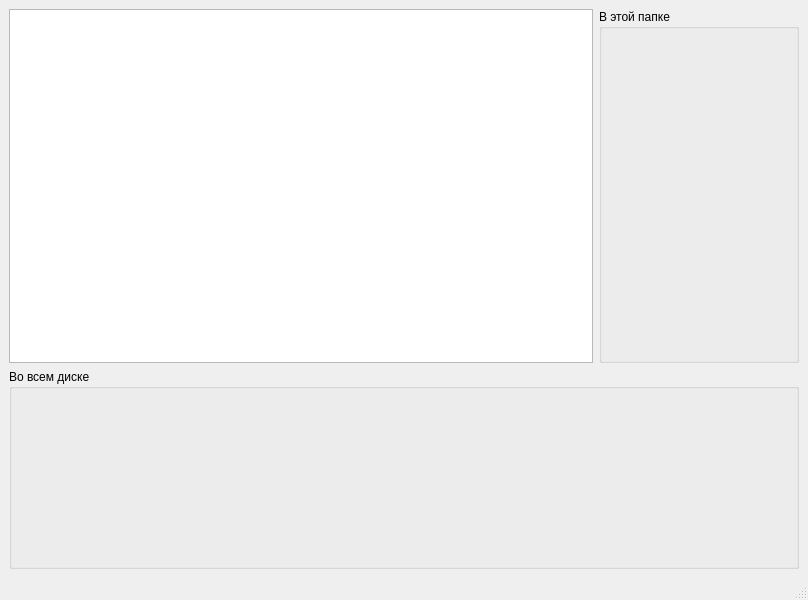
Quirtel/DiskAnalyzer, file forms/diskview.ui: the form before one commit.
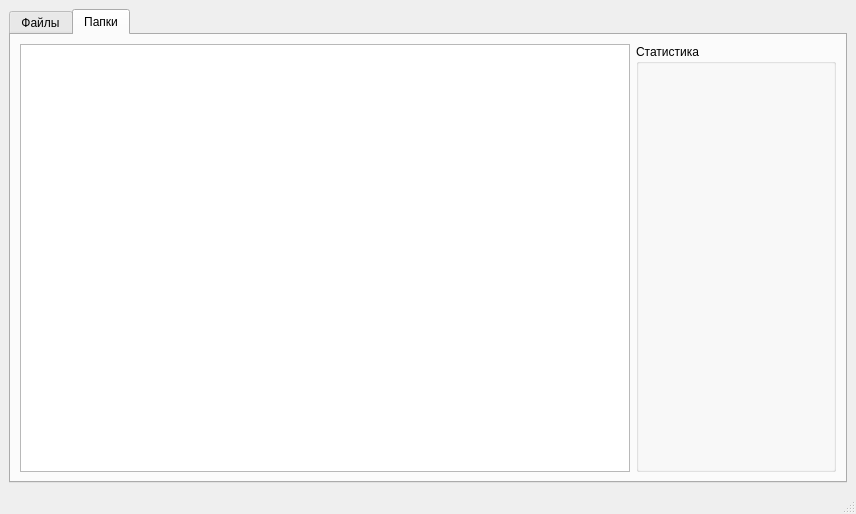
The form after the commit. The open tabs and pages were chosen to show the change.

```diff
--- a/forms/diskview.ui
+++ b/forms/diskview.ui
@@ -6,8 +6,8 @@
    <rect>
     <x>0</x>
     <y>0</y>
-    <width>808</width>
-    <height>600</height>
+    <width>856</width>
+    <height>514</height>
    </rect>
   </property>
   <property name="windowTitle">
@@ -16,6 +16,16 @@
   <widget class="QWidget" name="centralwidget">
    <layout class="QGridLayout" name="gridLayout">
     <item row="0" column="0">
+     <widget class="QTabWidget" name="tabWidget">
+      <property name="currentIndex">
+       <number>0</number>
+      </property>
+      <widget class="QWidget" name="tab_Files">
+       <attribute name="title">
+        <string>Файлы</string>
+       </attribute>
+       <layout class="QGridLayout" name="gridLayout_2">
+        <item row="0" column="0">
      <layout class="QVBoxLayout" name="verticalLayout">
       <item>
        <layout class="QHBoxLayout" name="horizontalLayout">
@@ -31,26 +41,48 @@
            </size>
           </property>
           <property name="title">
-           <string>В этой папке</string>
-          </property>
+               <string>Статистика</string>
+              </property>
+              <zorder>tableWidget</zorder>
          </widget>
         </item>
        </layout>
       </item>
+         </layout>
+        </item>
+       </layout>
+      </widget>
+      <widget class="QWidget" name="tab_Dirs">
+       <attribute name="title">
+        <string>Папки</string>
+       </attribute>
+       <layout class="QGridLayout" name="gridLayout_3">
+        <item row="0" column="0">
+         <layout class="QHBoxLayout" name="horizontalLayout_2">
       <item>
-       <widget class="QGroupBox" name="groupBox_overall">
+           <widget class="QTableWidget" name="tableWidget_2"/>
+          </item>
+          <item>
+           <layout class="QFormLayout" name="formLayout_2"/>
+          </item>
+          <item>
+           <widget class="QGroupBox" name="groupBox_inFolder_2">
         <property name="minimumSize">
          <size>
-          <width>0</width>
-          <height>200</height>
+              <width>200</width>
+              <height>0</height>
          </size>
         </property>
         <property name="title">
-         <string>Во всем диске</string>
+             <string>Статистика</string>
         </property>
        </widget>
       </item>
      </layout>
+        </item>
+       </layout>
+      </widget>
+     </widget>
     </item>
    </layout>
   </widget>
```
Left out of the diff: 3 changed lines with no effect on the pictures. Lines whose indentation alone changed are shown as unchanged.
